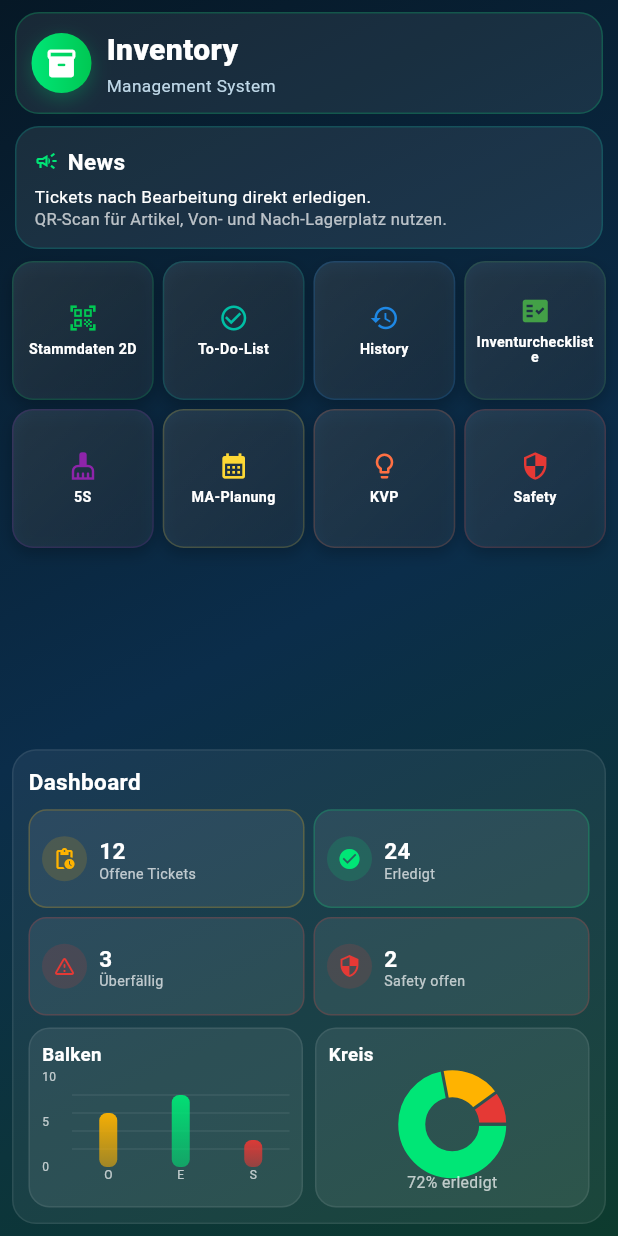
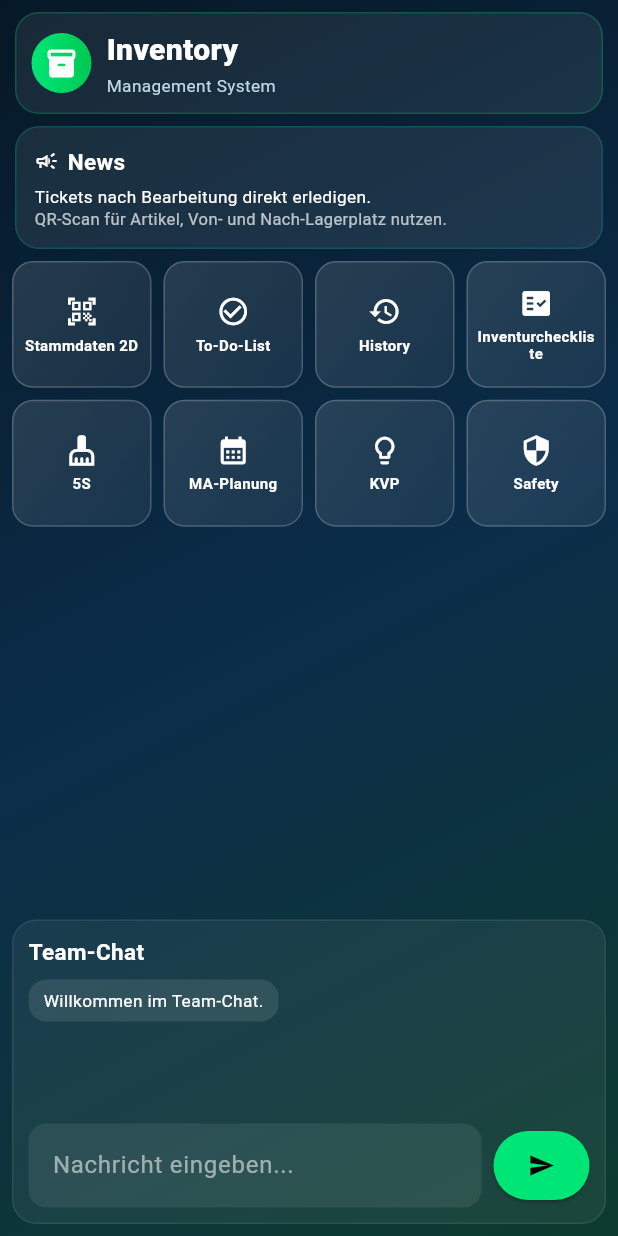
Before and after one commit to Karimbalestrero/inventory-management, a Flutter app: the screen it shows after launch, on a phone screen of 412 x 824 dp. Run offline on Flutter 3.47's test engine with Material 3 defaults, Android fonts, the phone set to English and light mode, and no system bars; drawn by our look-alikes of fl_chart; our stand-ins replace cloud_firestore, firebase_core, image_picker, pdf, table_calendar; accounts and stored records are empty.

Commit message:
Update web app

```diff
--- a/lib/main.dart
+++ b/lib/main.dart
@@ -1,5 +1,9 @@
 import 'package:flutter/material.dart';
 import 'package:fl_chart/fl_chart.dart';
+import 'package:firebase_core/firebase_core.dart';
+import 'package:cloud_firestore/cloud_firestore.dart';
+
+import 'firebase_options.dart';
 
 import 'screens/stammdaten_2d_screen.dart';
 import 'screens/todo_list_screen.dart';
@@ -10,7 +14,11 @@ import 'screens/kvp_screen.dart';
 import 'screens/safety_screen.dart';
 import 'screens/history_screen.dart';
 
-void main() {
+void main() async {
+  WidgetsFlutterBinding.ensureInitialized();
+  await Firebase.initializeApp(
+    options: DefaultFirebaseOptions.currentPlatform,
+  );
   runApp(const InventoryManagementApp());
 }
 
@@ -32,20 +40,50 @@ class InventoryManagementApp extends StatelessWidget {
   }
 }
 
-class HomeScreen extends StatelessWidget {
+class HomeScreen extends StatefulWidget {
   const HomeScreen({super.key});
+
+  @override
+  State<HomeScreen> createState() => _HomeScreenState();
+}
+
+class _HomeScreenState extends State<HomeScreen> {
+  final TextEditingController chatController = TextEditingController();
+
+  final List<_ChatMessage> messages = [
+    _ChatMessage(
+      author: 'System',
+      text: 'Willkommen im Team-Chat.',
+      isSystem: true,
+    ),
+  ];
+
+  void _sendChatMessage() {
+    final text = chatController.text.trim();
+    if (text.isEmpty) return;
+
+    setState(() {
+      messages.add(
+        _ChatMessage(
+          author: 'Karim',
+          text: text,
+        ),
+      );
+      chatController.clear();
+    });
+  }
 
   @override
   Widget build(BuildContext context) {
     final categories = [
-      _CategoryItem('Stammdaten 2D', Icons.qr_code_scanner, const Color(0xFF00C853)),
-      _CategoryItem('To-Do-List', Icons.check_circle_outline, const Color(0xFF00BFA5)),
-      _CategoryItem('History', Icons.history, const Color(0xFF1E88E5)),
-      _CategoryItem('Inventurcheckliste', Icons.fact_check, const Color(0xFF43A047)),
-      _CategoryItem('5S', Icons.cleaning_services, const Color(0xFF8E24AA)),
-      _CategoryItem('MA-Planung', Icons.calendar_month, const Color(0xFFFDD835)),
-      _CategoryItem('KVP', Icons.lightbulb_outline, const Color(0xFFFF7043)),
-      _CategoryItem('Safety', Icons.security, const Color(0xFFE53935)),
+      _CategoryItem('Stammdaten 2D', Icons.qr_code_scanner, Colors.white),
+      _CategoryItem('To-Do-List', Icons.check_circle_outline, Colors.white),
+      _CategoryItem('History', Icons.history, Colors.white),
+      _CategoryItem('Inventurcheckliste', Icons.fact_check, Colors.white),
+      _CategoryItem('5S', Icons.cleaning_services, Colors.white),
+      _CategoryItem('MA-Planung', Icons.calendar_month, Colors.white),
+      _CategoryItem('KVP', Icons.lightbulb_outline, Colors.white),
+      _CategoryItem('Safety', Icons.security, Colors.white),
     ];
 
     return Scaffold(
@@ -89,13 +127,6 @@ class HomeScreen extends StatelessWidget {
                           gradient: const LinearGradient(
                             colors: [Color(0xFF00E676), Color(0xFF00C853)],
                           ),
-                          boxShadow: [
-                            BoxShadow(
-                              color: const Color(0xFF00E676).withOpacity(0.25),
-                              blurRadius: 10,
-                              offset: const Offset(0, 4),
-                            ),
-                          ],
                         ),
                         child: const Icon(
                           Icons.inventory_2_rounded,
@@ -134,10 +165,29 @@ class HomeScreen extends StatelessWidget {
 
               const SizedBox(height: 8),
 
-              // News
+              // News from Firestore
               Padding(
                 padding: const EdgeInsets.symmetric(horizontal: 10),
-                child: Container(
+                child: StreamBuilder<DocumentSnapshot<Map<String, dynamic>>>(
+                  stream: FirebaseFirestore.instance
+                      .collection('app_config')
+                      .doc('news')
+                      .snapshots(),
+                  builder: (context, snapshot) {
+                    String title = 'News';
+                    String text = 'Tickets nach Bearbeitung direkt erledigen.';
+                    String subtext ='QR-Scan für Artikel, Von- und Nach-Lagerplatz nutzen.';
+
+                    if (snapshot.hasData && snapshot.data!.exists) {
+                      final data = snapshot.data!.data();
+                      if (data != null) {
+                        title = (data['title'] ?? title).toString();
+                        text = (data['text'] ?? text).toString();
+                        subtext = (data['subtext'] ?? subtext).toString();
+                      }
+                    }
+
+                    return Container(
                       width: double.infinity,
                       padding: const EdgeInsets.all(12),
                       decoration: BoxDecoration(
@@ -147,16 +197,17 @@ class HomeScreen extends StatelessWidget {
                           color: const Color(0xFF00BFA5).withOpacity(0.22),
                         ),
                       ),
-                  child: const Column(
+                      child: Column(
                         crossAxisAlignment: CrossAxisAlignment.start,
                         children: [
                           Row(
                             children: [
-                          Icon(Icons.campaign_outlined, color: Color(0xFF00E676), size: 16),
-                          SizedBox(width: 6),
+                              const Icon(Icons.campaign_outlined,
+                                  color: Colors.white, size: 16),
+                              const SizedBox(width: 6),
                               Text(
-                            'News',
-                            style: TextStyle(
+                                title,
+                                style: const TextStyle(
                                   color: Colors.white,
                                   fontSize: 15,
                                   fontWeight: FontWeight.bold,
@@ -164,24 +215,34 @@ class HomeScreen extends StatelessWidget {
                               ),
                             ],
                           ),
-                      SizedBox(height: 6),
+                          const SizedBox(height: 6),
                           Text(
-                        'Tickets nach Bearbeitung direkt erledigen.',
-                        style: TextStyle(color: Colors.white, fontSize: 11.5, height: 1.15),
+                            text,
+                            style: const TextStyle(
+                              color: Colors.white,
+                              fontSize: 11.5,
+                              height: 1.15,
                             ),
-                      SizedBox(height: 3),
+                          ),
+                          const SizedBox(height: 3),
                           Text(
-                        'QR-Scan für Artikel, Von- und Nach-Lagerplatz nutzen.',
-                        style: TextStyle(color: Colors.white70, fontSize: 11, height: 1.15),
+                            subtext,
+                            style: const TextStyle(
+                              color: Colors.white70,
+                              fontSize: 11,
+                              height: 1.15,
+                            ),
                           ),
                         ],
                       ),
+                    );
+                  },
                 ),
               ),
 
               const SizedBox(height: 8),
 
-              // Categories
+              // Kategorien
               Expanded(
                 child: Padding(
                   padding: const EdgeInsets.symmetric(horizontal: 8),
@@ -189,9 +250,9 @@ class HomeScreen extends StatelessWidget {
                     itemCount: categories.length,
                     gridDelegate: const SliverGridDelegateWithFixedCrossAxisCount(
                       crossAxisCount: 4,
-                      crossAxisSpacing: 6,
-                      mainAxisSpacing: 6,
-                      childAspectRatio: 1.02,
+                      crossAxisSpacing: 8,
+                      mainAxisSpacing: 8,
+                      childAspectRatio: 1.1,
                     ),
                     itemBuilder: (context, index) {
                       final item = categories[index];
@@ -264,7 +325,7 @@ class HomeScreen extends StatelessWidget {
                 ),
               ),
 
-              // Dashboard
+              // Team-Chat
               Padding(
                 padding: const EdgeInsets.fromLTRB(8, 0, 8, 8),
                 child: Container(
@@ -281,7 +342,7 @@ class HomeScreen extends StatelessWidget {
                       const Align(
                         alignment: Alignment.centerLeft,
                         child: Text(
-                          'Dashboard',
+                          'Team-Chat',
                           style: TextStyle(
                             color: Colors.white,
                             fontSize: 15,
@@ -291,53 +352,77 @@ class HomeScreen extends StatelessWidget {
                       ),
                       const SizedBox(height: 8),
 
-                      // KPI cards
-                      GridView.count(
-                        crossAxisCount: 2,
-                        shrinkWrap: true,
-                        physics: const NeverScrollableScrollPhysics(),
-                        mainAxisSpacing: 6,
-                        crossAxisSpacing: 6,
-                        childAspectRatio: 2.8,
-                        children: const [
-                          _DashboardKpiCard(
-                            title: 'Offene Tickets',
-                            value: '12',
-                            icon: Icons.pending_actions,
-                            color: Color(0xFFFFB300),
+                      SizedBox(
+                        height: 90,
+                        child: ListView.builder(
+                          itemCount: messages.length,
+                          itemBuilder: (context, index) {
+                            final msg = messages[index];
+                            return Padding(
+                              padding: const EdgeInsets.only(bottom: 4),
+                              child: Align(
+                                alignment: msg.isSystem
+                                    ? Alignment.centerLeft
+                                    : Alignment.centerRight,
+                                child: Container(
+                                  padding: const EdgeInsets.symmetric(
+                                    horizontal: 10,
+                                    vertical: 6,
                                   ),
-                          _DashboardKpiCard(
-                            title: 'Erledigt',
-                            value: '24',
-                            icon: Icons.check_circle,
-                            color: Color(0xFF00E676),
+                                  decoration: BoxDecoration(
+                                    color: msg.isSystem
+                                        ? Colors.white.withOpacity(0.10)
+                                        : const Color(0xFF00C853).withOpacity(0.22),
+                                    borderRadius: BorderRadius.circular(12),
                                   ),
-                          _DashboardKpiCard(
-                            title: 'Überfällig',
-                            value: '3',
-                            icon: Icons.warning_amber_rounded,
-                            color: Color(0xFFE53935),
+                                  child: Text(
+                                    msg.isSystem ? msg.text : '${msg.author}: ${msg.text}',
+                                    style: const TextStyle(
+                                      color: Colors.white,
+                                      fontSize: 11.5,
                                     ),
-                          _DashboardKpiCard(
-                            title: 'Safety offen',
-                            value: '2',
-                            icon: Icons.security,
-                            color: Color(0xFFE53935),
+                                  ),
+                                ),
+                              ),
+                            );
+                          },
+                        ),
+                      ),
+
+                      const SizedBox(height: 6),
+
+                      Row(
+                        children: [
+                          Expanded(
+                            child: TextField(
+                              controller: chatController,
+                              style: const TextStyle(color: Colors.white),
+                              decoration: InputDecoration(
+                                hintText: 'Nachricht eingeben...',
+                                hintStyle: const TextStyle(color: Colors.white54),
+                                filled: true,
+                                fillColor: Colors.white.withOpacity(0.08),
+                                border: OutlineInputBorder(
+                                  borderRadius: BorderRadius.circular(12),
+                                  borderSide: BorderSide.none,
+                                ),
+                              ),
+                            ),
+                          ),
+                          const SizedBox(width: 8),
+                          ElevatedButton(
+                            onPressed: _sendChatMessage,
+                            style: ElevatedButton.styleFrom(
+                              backgroundColor: const Color(0xFF00E676),
+                              foregroundColor: Colors.black,
+                              padding: const EdgeInsets.symmetric(
+                                horizontal: 14,
+                                vertical: 14,
+                              ),
+                            ),
+                            child: const Icon(Icons.send, size: 18),
                           ),
                         ],
-                      ),
-
-                      const SizedBox(height: 8),
-
-                      SizedBox(
-                        height: 120,
-                        child: Row(
-                          children: const [
-                            Expanded(child: _DashboardBarChartCard()),
-                            SizedBox(width: 8),
-                            Expanded(child: _DashboardPieChartCard()),
-                          ],
-                        ),
                       ),
                     ],
                   ),
@@ -357,6 +442,18 @@ class _CategoryItem {
   final Color color;
 
   _CategoryItem(this.title, this.icon, this.color);
+}
+
+class _ChatMessage {
+  final String author;
+  final String text;
+  final bool isSystem;
+
+  _ChatMessage({
+    required this.author,
+    required this.text,
+    this.isSystem = false,
+  });
 }
 
 class CategoryTile extends StatelessWidget {
@@ -383,34 +480,27 @@ class CategoryTile extends StatelessWidget {
           borderRadius: BorderRadius.circular(14),
           gradient: LinearGradient(
             colors: [
-              Colors.white.withOpacity(0.11),
+              Colors.white.withOpacity(0.12),
               Colors.white.withOpacity(0.06),
             ],
             begin: Alignment.topLeft,
             end: Alignment.bottomRight,
           ),
-          border: Border.all(color: color.withOpacity(0.18)),
-          boxShadow: [
-            BoxShadow(
-              color: Colors.black.withOpacity(0.22),
-              blurRadius: 8,
-              offset: const Offset(0, 4),
-            ),
-          ],
+          border: Border.all(color: Colors.white.withOpacity(0.20)),
         ),
         child: Padding(
           padding: const EdgeInsets.all(6),
           child: Column(
             mainAxisAlignment: MainAxisAlignment.center,
             children: [
-              Icon(icon, color: color, size: 20),
+              Icon(icon, color: Colors.white, size: 22),
               const SizedBox(height: 6),
               Text(
                 title,
                 textAlign: TextAlign.center,
                 style: const TextStyle(
                   color: Colors.white,
-                  fontSize: 9.5,
+                  fontSize: 10,
                   height: 1.1,
                   fontWeight: FontWeight.w600,
                 ),
@@ -422,250 +512,3 @@ class CategoryTile extends StatelessWidget {
     );
   }
 }
-
-class _DashboardKpiCard extends StatelessWidget {
-  final String title;
-  final String value;
-  final IconData icon;
-  final Color color;
-
-  const _DashboardKpiCard({
-    required this.title,
-    required this.value,
-    required this.icon,
-    required this.color,
-  });
-
-  @override
-  Widget build(BuildContext context) {
-    return Container(
-      padding: const EdgeInsets.all(8),
-      decoration: BoxDecoration(
-        color: Colors.white.withOpacity(0.08),
-        borderRadius: BorderRadius.circular(12),
-        border: Border.all(color: color.withOpacity(0.22)),
-      ),
-      child: Row(
-        children: [
-          Container(
-            padding: const EdgeInsets.all(7),
-            decoration: BoxDecoration(
-              color: color.withOpacity(0.15),
-              shape: BoxShape.circle,
-            ),
-            child: Icon(icon, color: color, size: 16),
-          ),
-          const SizedBox(width: 8),
-          Expanded(
-            child: Column(
-              mainAxisAlignment: MainAxisAlignment.center,
-              crossAxisAlignment: CrossAxisAlignment.start,
-              children: [
-                Text(
-                  value,
-                  style: const TextStyle(
-                    color: Colors.white,
-                    fontSize: 15,
-                    fontWeight: FontWeight.bold,
-                  ),
-                ),
-                Text(
-                  title,
-                  maxLines: 2,
-                  overflow: TextOverflow.ellipsis,
-                  style: const TextStyle(
-                    color: Colors.white70,
-                    fontSize: 9.5,
-                    height: 1.05,
-                  ),
-                ),
-              ],
-            ),
-          ),
-        ],
-      ),
-    );
-  }
-}
-
-class _DashboardBarChartCard extends StatelessWidget {
-  const _DashboardBarChartCard({super.key});
-
-  @override
-  Widget build(BuildContext context) {
-    return Container(
-      padding: const EdgeInsets.all(8),
-      decoration: BoxDecoration(
-        color: Colors.white.withOpacity(0.08),
-        borderRadius: BorderRadius.circular(14),
-        border: Border.all(color: Colors.white.withOpacity(0.08)),
-      ),
-      child: Column(
-        crossAxisAlignment: CrossAxisAlignment.start,
-        children: [
-          const Text(
-            'Balken',
-            style: TextStyle(
-              color: Colors.white,
-              fontSize: 12.5,
-              fontWeight: FontWeight.bold,
-            ),
-          ),
-          const SizedBox(height: 6),
-          Expanded(
-            child: BarChart(
-              BarChartData(
-                alignment: BarChartAlignment.spaceAround,
-                maxY: 10,
-                minY: 0,
-                gridData: FlGridData(
-                  show: true,
-                  drawVerticalLine: false,
-                  horizontalInterval: 2,
-                  getDrawingHorizontalLine: (value) => FlLine(
-                    color: Colors.white.withOpacity(0.08),
-                    strokeWidth: 1,
-                  ),
-                ),
-                borderData: FlBorderData(show: false),
-                barGroups: [
-                  _buildBarGroup(0, 6, const Color(0xFFFFB300)),
-                  _buildBarGroup(1, 8, const Color(0xFF00E676)),
-                  _buildBarGroup(2, 3, const Color(0xFFE53935)),
-                ],
-                titlesData: FlTitlesData(
-                  topTitles: const AxisTitles(
-                    sideTitles: SideTitles(showTitles: false),
-                  ),
-                  rightTitles: const AxisTitles(
-                    sideTitles: SideTitles(showTitles: false),
-                  ),
-                  leftTitles: AxisTitles(
-                    sideTitles: SideTitles(
-                      showTitles: true,
-                      reservedSize: 20,
-                      interval: 5,
-                      getTitlesWidget: (value, meta) {
-                        return Text(
-                          value.toInt().toString(),
-                          style: const TextStyle(
-                            color: Colors.white70,
-                            fontSize: 8,
-                          ),
-                        );
-                      },
-                    ),
-                  ),
-                  bottomTitles: AxisTitles(
-                    sideTitles: SideTitles(
-                      showTitles: true,
-                      reservedSize: 18,
-                      getTitlesWidget: (value, meta) {
-                        const labels = ['O', 'E', 'S'];
-                        if (value.toInt() < 0 || value.toInt() > 2) {
-                          return const SizedBox.shrink();
-                        }
-                        return Text(
-                          labels[value.toInt()],
-                          style: const TextStyle(
-                            color: Colors.white70,
-                            fontSize: 8,
-                          ),
-                        );
-                      },
-                    ),
-                  ),
-                ),
-              ),
-            ),
-          ),
-        ],
-      ),
-    );
-  }
-
-  BarChartGroupData _buildBarGroup(int x, double y, Color color) {
-    return BarChartGroupData(
-      x: x,
-      barRods: [
-        BarChartRodData(
-          toY: y,
-          width: 12,
-          borderRadius: BorderRadius.circular(5),
-          gradient: LinearGradient(
-            colors: [
-              color.withOpacity(0.95),
-              color.withOpacity(0.55),
-            ],
-            begin: Alignment.topCenter,
-            end: Alignment.bottomCenter,
-          ),
-        ),
-      ],
-    );
-  }
-}
-
-class _DashboardPieChartCard extends StatelessWidget {
-  const _DashboardPieChartCard({super.key});
-
-  @override
-  Widget build(BuildContext context) {
-    return Container(
-      padding: const EdgeInsets.all(8),
-      decoration: BoxDecoration(
-        color: Colors.white.withOpacity(0.08),
-        borderRadius: BorderRadius.circular(14),
-        border: Border.all(color: Colors.white.withOpacity(0.08)),
-      ),
-      child: Column(
-        crossAxisAlignment: CrossAxisAlignment.start,
-        children: [
-          const Text(
-            'Kreis',
-            style: TextStyle(
-              color: Colors.white,
-              fontSize: 12.5,
-              fontWeight: FontWeight.bold,
-            ),
-          ),
-          const SizedBox(height: 6),
-          Expanded(
-            child: PieChart(
-              PieChartData(
-                sectionsSpace: 2,
-                centerSpaceRadius: 18,
-                sections: [
-                  PieChartSectionData(
-                    value: 72,
-                    color: const Color(0xFF00E676),
-                    radius: 18,
-                    title: '',
-                  ),
-                  PieChartSectionData(
-                    value: 18,
-                    color: const Color(0xFFFFB300),
-                    radius: 18,
-                    title: '',
-                  ),
-                  PieChartSectionData(
-                    value: 10,
-                    color: const Color(0xFFE53935),
-                    radius: 18,
-                    title: '',
-                  ),
-                ],
-              ),
-            ),
-          ),
-          const Center(
-            child: Text(
-              '72% erledigt',
-              style: TextStyle(color: Colors.white70, fontSize: 10.5),
-            ),
-          ),
-        ],
-      ),
-    );
-  }
-}
--- a/pubspec.yaml
+++ b/pubspec.yaml
@@ -36,6 +36,9 @@ dependencies:
   printing: ^5.13.4
   intl: ^0.20.2
   fl_chart: ^0.68.0
+  mobile_scanner: ^5.2.3
+  firebase_core: ^3.1.1
+  cloud_firestore: ^5.4.4
 
   # The following adds the Cupertino Icons font to your application.
   # Use with the CupertinoIcons class for iOS style icons.
```
Also changed, not shown: lib/firebase_options.dart (added), pubspec.lock, 3 other files. Lines whose indentation alone changed are shown as unchanged.
